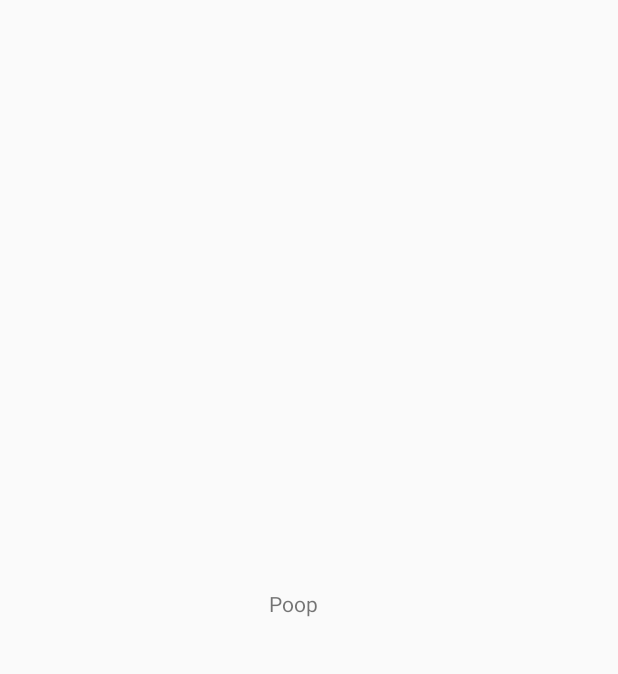
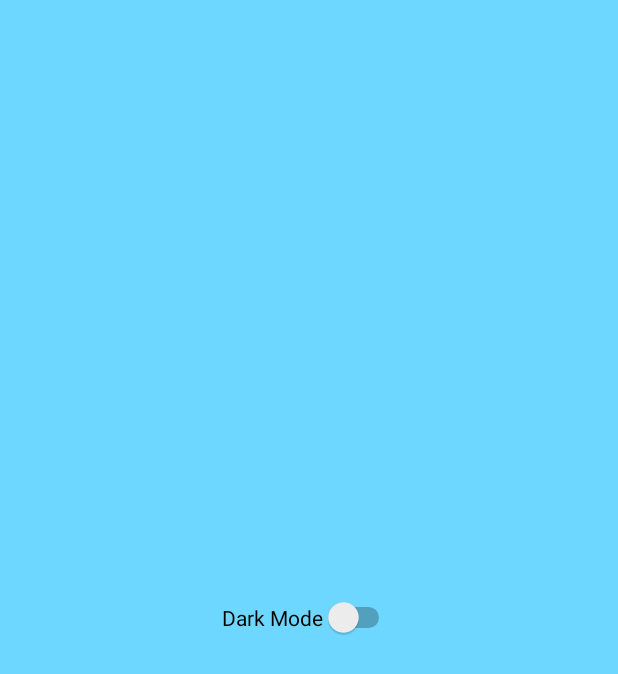
Before and after one commit to Nugetzrul3/Sugarchain-Android-Miner, an Android app: the SettingsPage screen opened directly, with no data from a screen before it, on a phone screen of 412 x 824 dp. Before the commit the part shown is almost empty. Shown: the top 674 px of the screen. Run offline under Robolectric (Android 15) with nearby library versions, the light colour scheme and no system bars.

Commit message:
Added Night mode, however only works in Settings Page (research)
Changed Layout to LinearLayout

```diff
--- a/app/src/main/java/com/nugetzrul3/sugarchainandroidminer/SettingsPage.kt
+++ b/app/src/main/java/com/nugetzrul3/sugarchainandroidminer/SettingsPage.kt
@@ -2,11 +2,35 @@ package com.nugetzrul3.sugarchainandroidminer
 
 import androidx.appcompat.app.AppCompatActivity
 import android.os.Bundle
+import android.view.View
+import android.widget.CompoundButton
+import android.widget.Switch
+import androidx.appcompat.app.AppCompatDelegate
 
 class SettingsPage : AppCompatActivity() {
 
     override fun onCreate(savedInstanceState: Bundle?) {
+        if (AppCompatDelegate.getDefaultNightMode() == AppCompatDelegate.MODE_NIGHT_YES) {
+            setTheme(R.style.DarkTheme)
+        }
+        else setTheme(R.style.AppTheme)
         super.onCreate(savedInstanceState)
         setContentView(R.layout.activity_settings_page)
+        val switch: Switch = findViewById(R.id.drkmodeswitch)
+        if (AppCompatDelegate.getDefaultNightMode() == AppCompatDelegate.MODE_NIGHT_YES) {
+            switch.setChecked(true)
+        }
+        switch.setOnCheckedChangeListener(CompoundButton.OnCheckedChangeListener { buttonView, isChecked ->
+            if (isChecked) {
+                AppCompatDelegate.setDefaultNightMode(AppCompatDelegate.MODE_NIGHT_YES)
+                recreate()
+            }
+            else {
+                AppCompatDelegate.setDefaultNightMode(AppCompatDelegate.MODE_NIGHT_NO)
+                recreate()
+            }
+         })
     }
+
+
 }
--- a/app/src/main/res/drawable/roundshapebutton.xml
+++ b/app/src/main/res/drawable/roundshapebutton.xml
@@ -1,6 +1,6 @@
 <?xml version="1.0" encoding="utf-8"?>
 <shape xmlns:android="http://schemas.android.com/apk/res/android" android:shape="rectangle" android:padding="10dp">
-    <solid android:color="#033B77"/> <!-- this one is ths color of the Rounded Button -->
+    <solid android:color="?attr/buttoncolor"/> <!-- this one is ths color of the Rounded Button -->
     <corners
         android:bottomRightRadius="10dp"
         android:bottomLeftRadius="10dp"
--- a/app/src/main/res/layout/activity_settings_page.xml
+++ b/app/src/main/res/layout/activity_settings_page.xml
@@ -1,20 +1,19 @@
 <?xml version="1.0" encoding="utf-8"?>
-<androidx.constraintlayout.widget.ConstraintLayout xmlns:android="http://schemas.android.com/apk/res/android"
+<LinearLayout xmlns:android="http://schemas.android.com/apk/res/android"
     xmlns:app="http://schemas.android.com/apk/res-auto"
     xmlns:tools="http://schemas.android.com/tools"
     android:layout_width="match_parent"
     android:layout_height="match_parent"
-    tools:context=".SettingsPage">
+    android:orientation="vertical"
+    android:gravity="center"
+    android:background="?attr/backgroundcolor"
+    tools:context=".MainActivity">
 
-    <TextView
+    <Switch
+        android:id="@+id/drkmodeswitch"
         android:layout_width="wrap_content"
         android:layout_height="wrap_content"
-        android:layout_marginEnd="200dp"
-        android:layout_marginRight="200dp"
-        android:layout_marginBottom="412dp"
-        android:text="Poop"
-        app:layout_constraintBottom_toBottomOf="parent"
-        app:layout_constraintEnd_toEndOf="parent" />
+        android:text="Dark Mode" />
 
 
-</androidx.constraintlayout.widget.ConstraintLayout>
+</LinearLayout>
--- a/app/src/main/res/values/colors.xml
+++ b/app/src/main/res/values/colors.xml
@@ -4,5 +4,5 @@
     <color name="colorPrimaryDark">#033B77</color>
     <color name="colorAccent">#000000</color>
     <color name="colorBackground">#6ED7FF</color>
-    <color name="colorText">#FDFDFD</color>
+    <color name="colorText">#191919</color>
 </resources>
--- a/app/src/main/res/values/styles.xml
+++ b/app/src/main/res/values/styles.xml
@@ -3,9 +3,33 @@
     <!-- Base application theme. -->
     <style name="AppTheme" parent="Theme.AppCompat.Light.NoActionBar">
         <!-- Customize your theme here. -->
+        <!--Light Mode-->
         <item name="colorPrimary">@color/colorPrimary</item>
         <item name="colorPrimaryDark">@color/colorPrimaryDark</item>
         <item name="colorAccent">@color/colorAccent</item>
+        <item name="backgroundcolor">@color/colorBackground</item>
+        <item name="textcolor">@color/colorText</item>
+        <item name="buttoncolor">@color/colorPrimaryDark</item>
+        <item name="toolbarcolor">@color/colorPrimary</item>
+        <item name="android:windowAnimationStyle">@style/WindowAnimation</item>
+    </style>
+
+    <style name="DarkTheme" parent="Theme.AppCompat.Light.NoActionBar">
+        <!-- Customize your theme here. -->
+        <!--Dark Mode-->
+        <item name="colorPrimary">@color/colorPrimary</item>
+        <item name="colorPrimaryDark">@color/colorPrimaryDark</item>
+        <item name="colorAccent">#ffffff</item>
+        <item name="backgroundcolor">#333333</item>
+        <item name="textcolor">#FDFDFD</item>
+        <item name="buttoncolor">#161616</item>
+        <item name="toolbarcolor">#161616</item>
+        <item name="android:windowAnimationStyle">@style/WindowAnimation</item>
+    </style>
+
+    <style name="WindowAnimation">
+        <item name="android:windowEnterAnimation">@android:anim/fade_in</item>
+        <item name="android:windowExitAnimation">@android:anim/fade_out</item>
     </style>
 
 </resources>
```
Also changed, not shown: app/src/main/java/com/nugetzrul3/sugarchainandroidminer/MainActivity.kt (+7 -9 lines), app/src/main/res/layout/activity_main.xml (+66 -110 lines), app/src/main/res/values/attrs.xml (added, +11 -0 lines).
